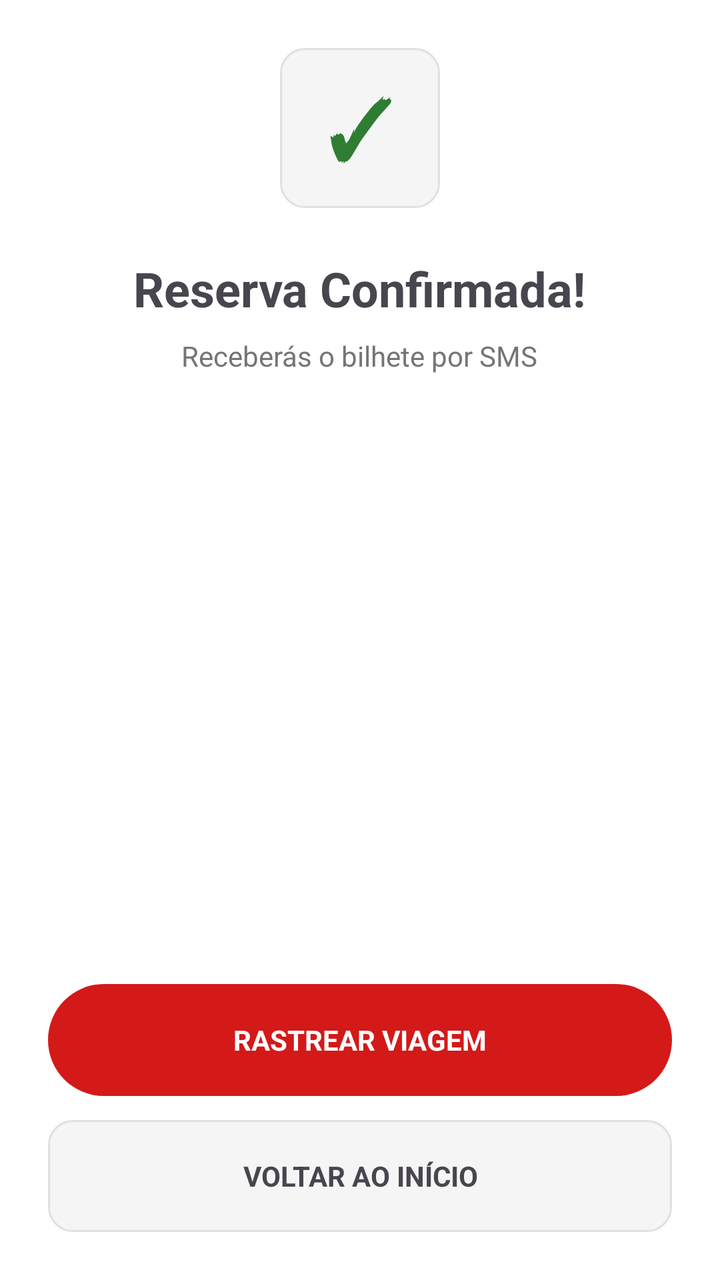
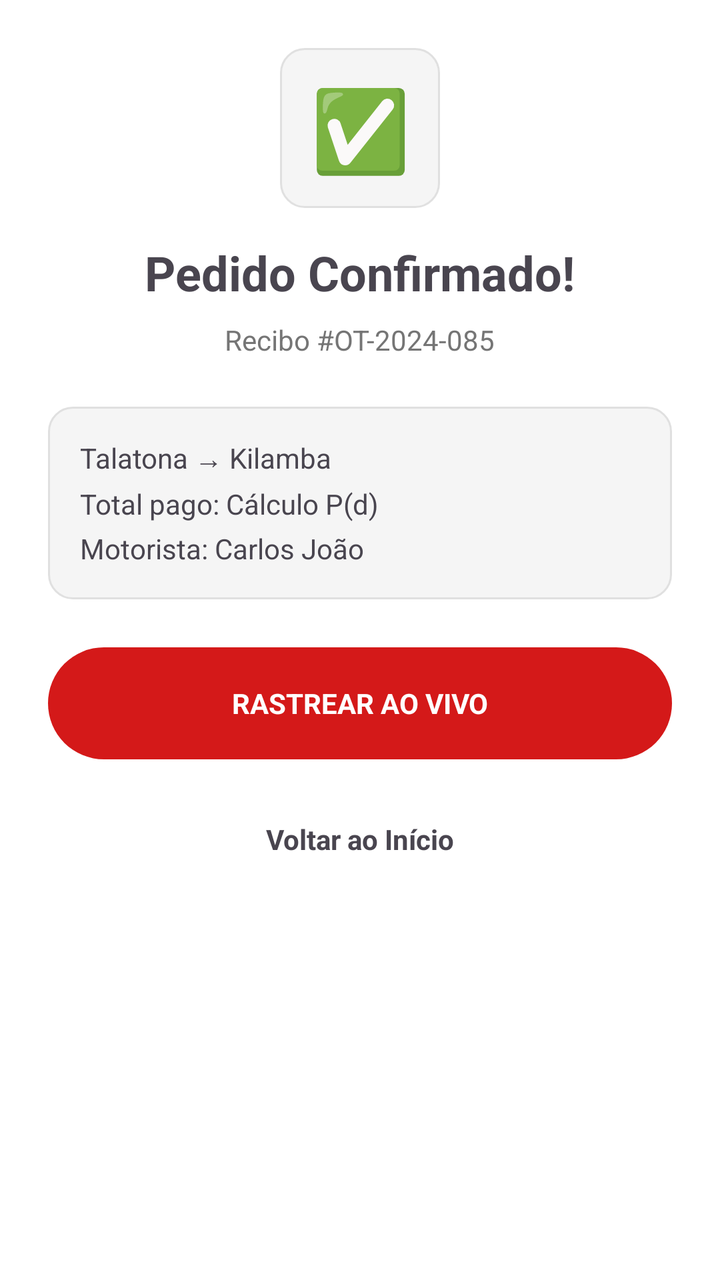

An Android layout rendered at two revisions. The XML below is the earlier revision; the diff shows what the commit changed to produce the second picture.
<!-- AndroidManifest.xml: application theme Theme.OtimoAngola -->
<!-- res/layout/activity_sucesso.xml -->
<?xml version="1.0" encoding="utf-8"?>
<LinearLayout xmlns:android="http://schemas.android.com/apk/res/android"
    android:layout_width="match_parent"
    android:layout_height="match_parent"
    android:orientation="vertical"
    android:background="#FFFFFF"
    android:gravity="center"
    android:padding="24dp">

    <TextView android:layout_width="80dp" android:layout_height="80dp"
        android:background="@drawable/bg_gray_rounded"
        android:text="✓" android:textSize="40sp" android:textColor="#2E7D32"
        android:gravity="center" android:textStyle="bold"/>

    <TextView android:layout_width="wrap_content" android:layout_height="wrap_content"
        android:layout_marginTop="24dp"
        android:text="Reserva Confirmada!" android:textSize="24sp" android:textStyle="bold"/>

    <TextView android:layout_width="wrap_content" android:layout_height="wrap_content"
        android:layout_marginTop="8dp"
        android:text="Receberás o bilhete por SMS" android:textColor="#757575" android:gravity="center"/>

    <View android:layout_width="match_parent" android:layout_height="0dp" android:layout_weight="1"/>

    <TextView android:id="@+id/btnRastrear"
        android:layout_width="match_parent" android:layout_height="56dp"
        android:background="@drawable/bg_red_rounded"
        android:text="RASTREAR VIAGEM" android:textColor="#FFFFFF"
        android:textStyle="bold" android:gravity="center"/>

    <TextView android:id="@+id/btnVoltarInicio"
        android:layout_width="match_parent" android:layout_height="56dp"
        android:layout_marginTop="12dp"
        android:background="@drawable/bg_gray_rounded"
        android:text="VOLTAR AO INÍCIO" android:textStyle="bold" android:gravity="center"/>
</LinearLayout>
<!-- resources referenced by this layout -->
<resources>
  <!-- drawable bg_gray_rounded (drawable) -->
  <?xml version="1.0" encoding="utf-8"?>
  <shape xmlns:android="http://schemas.android.com/apk/res/android"
      android:shape="rectangle">
      <corners android:radius="12dp"/>
      <solid android:color="#F5F5F5"/>
      <stroke android:width="1dp" android:color="#E0E0E0"/>
  </shape>
  <!-- drawable bg_red_rounded (drawable) -->
  <?xml version="1.0" encoding="utf-8"?>
  <shape xmlns:android="http://schemas.android.com/apk/res/android"
      android:shape="rectangle">
      <corners android:radius="28dp"/>
      <solid android:color="#D41919"/>
  </shape>
  <style name="Theme.OtimoAngola" parent="Theme.Material3.DayNight.NoActionBar">
          <item name="colorPrimary">#D41919</item>
          <item name="android:statusBarColor">#D41919</item>
      </style>
</resources>

<!-- the commit's change to res/layout/activity_sucesso.xml (unified diff, before → after) -->
@@ -1,36 +1,11 @@
 <?xml version="1.0" encoding="utf-8"?>
-<LinearLayout xmlns:android="http://schemas.android.com/apk/res/android"
-    android:layout_width="match_parent"
-    android:layout_height="match_parent"
-    android:orientation="vertical"
-    android:background="#FFFFFF"
-    android:gravity="center"
-    android:padding="24dp">
-
-    <TextView android:layout_width="80dp" android:layout_height="80dp"
-        android:background="@drawable/bg_gray_rounded"
-        android:text="✓" android:textSize="40sp" android:textColor="#2E7D32"
-        android:gravity="center" android:textStyle="bold"/>
-
-    <TextView android:layout_width="wrap_content" android:layout_height="wrap_content"
-        android:layout_marginTop="24dp"
-        android:text="Reserva Confirmada!" android:textSize="24sp" android:textStyle="bold"/>
-
-    <TextView android:layout_width="wrap_content" android:layout_height="wrap_content"
-        android:layout_marginTop="8dp"
-        android:text="Receberás o bilhete por SMS" android:textColor="#757575" android:gravity="center"/>
-
-    <View android:layout_width="match_parent" android:layout_height="0dp" android:layout_weight="1"/>
-
-    <TextView android:id="@+id/btnRastrear"
-        android:layout_width="match_parent" android:layout_height="56dp"
-        android:background="@drawable/bg_red_rounded"
-        android:text="RASTREAR VIAGEM" android:textColor="#FFFFFF"
-        android:textStyle="bold" android:gravity="center"/>
-
-    <TextView android:id="@+id/btnVoltarInicio"
-        android:layout_width="match_parent" android:layout_height="56dp"
-        android:layout_marginTop="12dp"
-        android:background="@drawable/bg_gray_rounded"
-        android:text="VOLTAR AO INÍCIO" android:textStyle="bold" android:gravity="center"/>
+<LinearLayout xmlns:android="http://schemas.android.com/apk/res/android" android:layout_width="match_parent" android:layout_height="match_parent" android:orientation="vertical" android:background="#FFFFFF" android:padding="24dp" android:gravity="center_horizontal">
+    <TextView android:layout_width="80dp" android:layout_height="80dp" android:text="✅" android:gravity="center" android:textSize="40sp" android:background="@drawable/bg_gray_rounded"/>
+    <TextView android:layout_width="wrap_content" android:layout_height="wrap_content" android:layout_marginTop="16dp" android:text="Pedido Confirmado!" android:textSize="24sp" android:textStyle="bold"/>
+    <TextView android:layout_width="wrap_content" android:layout_height="wrap_content" android:layout_marginTop="8dp" android:text="Recibo #OT-2024-085" android:textColor="#757575"/>
+    <LinearLayout android:layout_width="match_parent" android:layout_height="wrap_content" android:layout_marginTop="24dp" android:background="@drawable/bg_gray_rounded" android:padding="16dp" android:orientation="vertical">
+        <TextView android:layout_width="wrap_content" android:layout_height="wrap_content" android:text="Talatona → Kilamba&#10;Total pago: Cálculo P(d)&#10;Motorista: Carlos João" android:lineSpacingExtra="6dp"/>
+    </LinearLayout>
+    <TextView android:id="@+id/btnRastrear" android:layout_width="match_parent" android:layout_height="56dp" android:layout_marginTop="24dp" android:background="@drawable/bg_red_rounded" android:text="RASTREAR AO VIVO" android:gravity="center" android:textStyle="bold" android:textColor="#FFFFFF"/>
+    <TextView android:id="@+id/btnVoltarInicio" android:layout_width="match_parent" android:layout_height="56dp" android:layout_marginTop="12dp" android:background="@drawable/bg_white_rounded" android:text="Voltar ao Início" android:gravity="center" android:textStyle="bold"/>
 </LinearLayout>
<!-- resource entries referenced after the edit -->
@@ -15,6 +15,13 @@
       <corners android:radius="28dp"/>
       <solid android:color="#D41919"/>
   </shape>
+  <!-- drawable bg_white_rounded (drawable) -->
+  <?xml version="1.0" encoding="utf-8"?>
+  <shape xmlns:android="http://schemas.android.com/apk/res/android"
+      android:shape="rectangle">
+      <corners android:radius="28dp"/>
+      <solid android:color="#FFFFFF"/>
+  </shape>
   <style name="Theme.OtimoAngola" parent="Theme.Material3.DayNight.NoActionBar">
           <item name="colorPrimary">#D41919</item>
           <item name="android:statusBarColor">#D41919</item>
